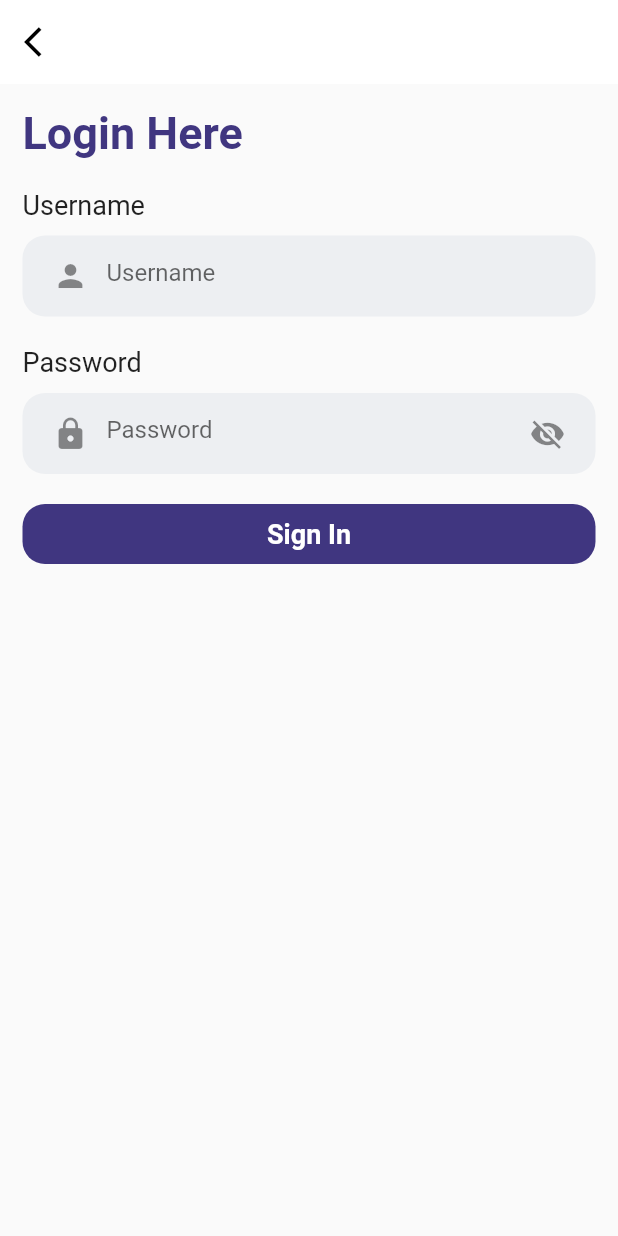
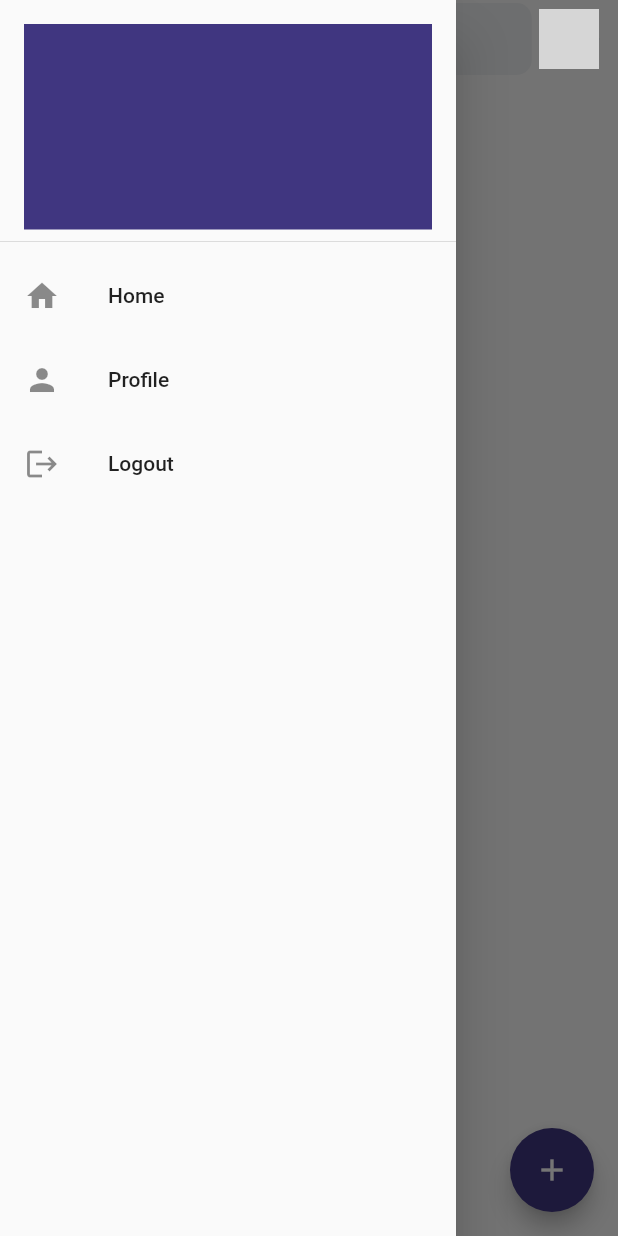
Before and after one commit to blackhat7911/hireme, a Flutter app: the screen it shows after launch, with the side drawer open (before the commit the screen has no drawer), on a phone screen of 412 x 824 dp. Run offline on Flutter 3.47's test engine with Material 2 defaults, Android fonts, the phone set to English and light mode, and no system bars; network calls fail; grey boxes are pictures that could not be loaded.

Commit message:
appbar, popup and drawer

```diff
--- a/frontend/lib/main.dart
+++ b/frontend/lib/main.dart
@@ -1,6 +1,5 @@
 import 'package:flutter/material.dart';
 import 'package:frontend/screens/home_screen.dart';
-import 'package:frontend/screens/login_screen.dart';
 
 void main() => runApp(MyApp());
 
@@ -11,7 +10,7 @@ class MyApp extends StatelessWidget {
   Widget build(BuildContext context) {
     return MaterialApp(
       debugShowCheckedModeBanner: false,
-      home: LoginScreen(),
+      home: HomeScreen(),
     );
   }
 }
--- a/frontend/lib/screens/home_screen.dart
+++ b/frontend/lib/screens/home_screen.dart
@@ -1,13 +1,57 @@
 import 'package:flutter/material.dart';
+import 'package:frontend/constants.dart';
+import 'package:frontend/widgets/appbar.dart';
+import 'package:frontend/widgets/drawer.dart';
 
-class HomeScreen extends StatelessWidget {
+class HomeScreen extends StatefulWidget {
   const HomeScreen({ Key? key }) : super(key: key);
 
   @override
+  _HomeScreenState createState() => _HomeScreenState();
+}
+
+class _HomeScreenState extends State<HomeScreen> {
+  final searchText = new TextEditingController();
+  @override
   Widget build(BuildContext context) {
+    Size size = MediaQuery.of(context).size;
     return Scaffold(
-      body: Center(
-        child: Text("This is Home Screen"),
+      drawer: MyDrawer(),
+      body: SafeArea(
+        child: Stack(
+          children: [
+            MyAppbar(
+              size: size,
+              searchText: searchText,
+            ),
+          ],
+        ),
+      ),
+      floatingActionButton: FloatingActionButton(
+        child: Icon(
+          Icons.add,
+          color: whiteColor,
+        ),
+        backgroundColor: primaryColor,
+        onPressed: (){
+         showDialog(
+            context: context,
+            builder: (context){
+              return AlertDialog(
+                content: Container(
+                  width: size.width * 0.8,
+                  height: size.height * 0.8,
+                  color: whiteColor,
+                  child: Column(
+                    children: [
+
+                    ],
+                  ),
+                ),
+              );
+            }
+          );
+        },
       ),
     );
   }
--- a/frontend/lib/screens/login_screen.dart
+++ b/frontend/lib/screens/login_screen.dart
@@ -1,5 +1,6 @@
 import 'package:flutter/material.dart';
 import 'package:frontend/constants.dart';
+import 'package:frontend/screens/home_screen.dart';
 import 'package:frontend/widgets/custom_button.dart';
 import 'package:frontend/widgets/custom_input_box.dart';
 
@@ -27,7 +28,7 @@ class _LoginScreenState extends State<LoginScreen> {
         backgroundColor: whiteColor,
         elevation: 0,
       ),
-      body: Padding(
+      body: SingleChildScrollView(
         padding: const EdgeInsets.symmetric(
           horizontal: 15.0,
           vertical: 15.0
@@ -69,7 +70,7 @@ class _LoginScreenState extends State<LoginScreen> {
                   print('Entry fields cannot be empty');
                 }
                 else{
-                  print(usernameController.text+" "+passwordController.text);
+                  Navigator.push(context, MaterialPageRoute(builder: (context)=> HomeScreen()));
                 }
               }
             ),
--- /dev/null
+++ b/frontend/lib/widgets/appbar.dart
@@ -0,0 +1,53 @@
+import 'package:flutter/material.dart';
+import 'package:frontend/constants.dart';
+
+class MyAppbar extends StatelessWidget {
+  const MyAppbar({
+    Key? key,
+    required this.size,
+    required this.searchText,
+  }) : super(key: key);
+
+  final Size size;
+  final TextEditingController searchText;
+
+  @override
+  Widget build(BuildContext context) {
+    return Container(
+      padding: EdgeInsets.symmetric(
+        horizontal: 8.0,
+        vertical: 2.0
+      ),
+      child: Row(
+        children: [
+          IconButton(
+            icon: Icon(Icons.menu),
+            onPressed: (){
+              Scaffold.of(context).openDrawer();
+            },
+          ),
+          SizedBox(width: 10.0,),
+          Container(
+            width: size.width * 0.70,
+            decoration: BoxDecoration(
+              borderRadius: BorderRadius.circular(10.0),
+              color: inputBoxColor
+            ),
+            child: TextFormField(
+              controller: searchText,
+              decoration: InputDecoration(
+                hintText: "Search Here...",
+                border: InputBorder.none,
+                contentPadding: EdgeInsets.symmetric(horizontal: 10.0)
+              ),
+            ),
+          ),
+          SizedBox(width: 5.0,),
+          CircleAvatar(
+            backgroundImage: NetworkImage("https://images.pexels.com/photos/7120688/pexels-photo-7120688.jpeg?auto=compress&cs=tinysrgb&dpr=2&h=750&w=1260")
+          ),
+        ],
+      ),
+    );
+  }
+}
--- /dev/null
+++ b/frontend/lib/widgets/drawer.dart
@@ -0,0 +1,36 @@
+import 'package:flutter/material.dart';
+import 'package:frontend/constants.dart';
+
+class MyDrawer extends StatelessWidget {
+  const MyDrawer({
+    Key? key,
+  }) : super(key: key);
+
+  @override
+  Widget build(BuildContext context) {
+    return Drawer(
+      child: Column(
+        children: [
+          DrawerHeader(
+            child: Container(
+              height: 150,
+              color: primaryColor,
+            )
+          ),
+          ListTile(
+            leading: Icon(Icons.home),
+            title: Text('Home'),
+          ),
+          ListTile(
+            leading: Icon(Icons.person),
+            title: Text('Profile'),
+          ),
+          ListTile(
+            leading: Icon(Icons.logout),
+            title: Text('Logout'),
+          ),
+        ],
+      ),
+    );
+  }
+}
--- a/frontend/pubspec.yaml
+++ b/frontend/pubspec.yaml
@@ -23,7 +23,7 @@ environment:
 dependencies:
   flutter:
     sdk: flutter
-
+  flutter_google_maps: ^4.0.0
 
   # The following adds the Cupertino Icons font to your application.
   # Use with the CupertinoIcons class for iOS style icons.
```
Also changed, not shown: frontend/pubspec.lock, 3 other files.
